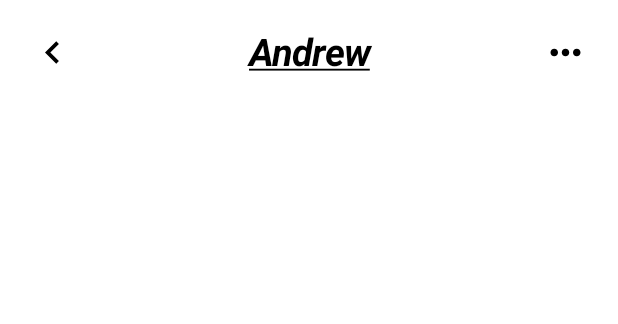
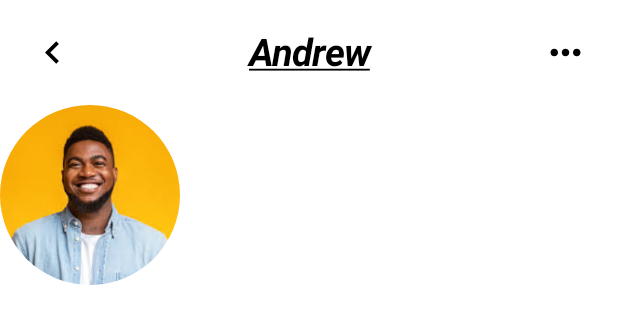
Before and after one commit to Sprajapati123/C356, an Android app built with Jetpack Compose: the @Preview function PreviewInsta, on a phone screen of 412 x 824 dp. Shown: the top 324 px of the screen. Run offline under Robolectric (Android 15) with nearby library versions, the phone set to English and light mode, and no system bars.

Commit message:
insta clone

```diff
--- a/app/src/main/java/com/example/c36a/LoginActivity.kt
+++ b/app/src/main/java/com/example/c36a/LoginActivity.kt
@@ -4,6 +4,7 @@ import android.os.Bundle
 import androidx.activity.ComponentActivity
 import androidx.activity.compose.setContent
 import androidx.activity.enableEdgeToEdge
+import androidx.compose.foundation.Image
 import androidx.compose.foundation.background
 import androidx.compose.foundation.layout.Arrangement
 import androidx.compose.foundation.layout.Column
@@ -15,6 +16,7 @@ import androidx.compose.foundation.layout.fillMaxWidth
 import androidx.compose.foundation.layout.height
 import androidx.compose.foundation.layout.padding
 import androidx.compose.foundation.layout.width
+import androidx.compose.foundation.shape.RoundedCornerShape
 import androidx.compose.material.icons.Icons
 import androidx.compose.material.icons.filled.KeyboardArrowLeft
 import androidx.compose.material3.Icon
@@ -23,7 +25,9 @@ import androidx.compose.material3.Text
 import androidx.compose.runtime.Composable
 import androidx.compose.ui.Alignment
 import androidx.compose.ui.Modifier
+import androidx.compose.ui.draw.clip
 import androidx.compose.ui.graphics.Color
+import androidx.compose.ui.layout.ContentScale
 import androidx.compose.ui.res.painterResource
 import androidx.compose.ui.text.TextStyle
 import androidx.compose.ui.text.font.FontStyle
@@ -92,6 +96,18 @@ fun InstaClone(innerPadding: PaddingValues) {
                     .width(30.dp)
             )
         }
+
+        Row {
+            Image(
+                painter = painterResource(R.drawable.person),
+                contentDescription = null,
+                contentScale = ContentScale.Crop,
+                modifier = Modifier.
+                    height(120.dp).width(120.dp).
+                    clip(shape = RoundedCornerShape(100.dp))
+            )
+        }
+
     }
 }
 
```
Also changed, not shown: app/src/main/res/drawable/person.jpeg (added).
